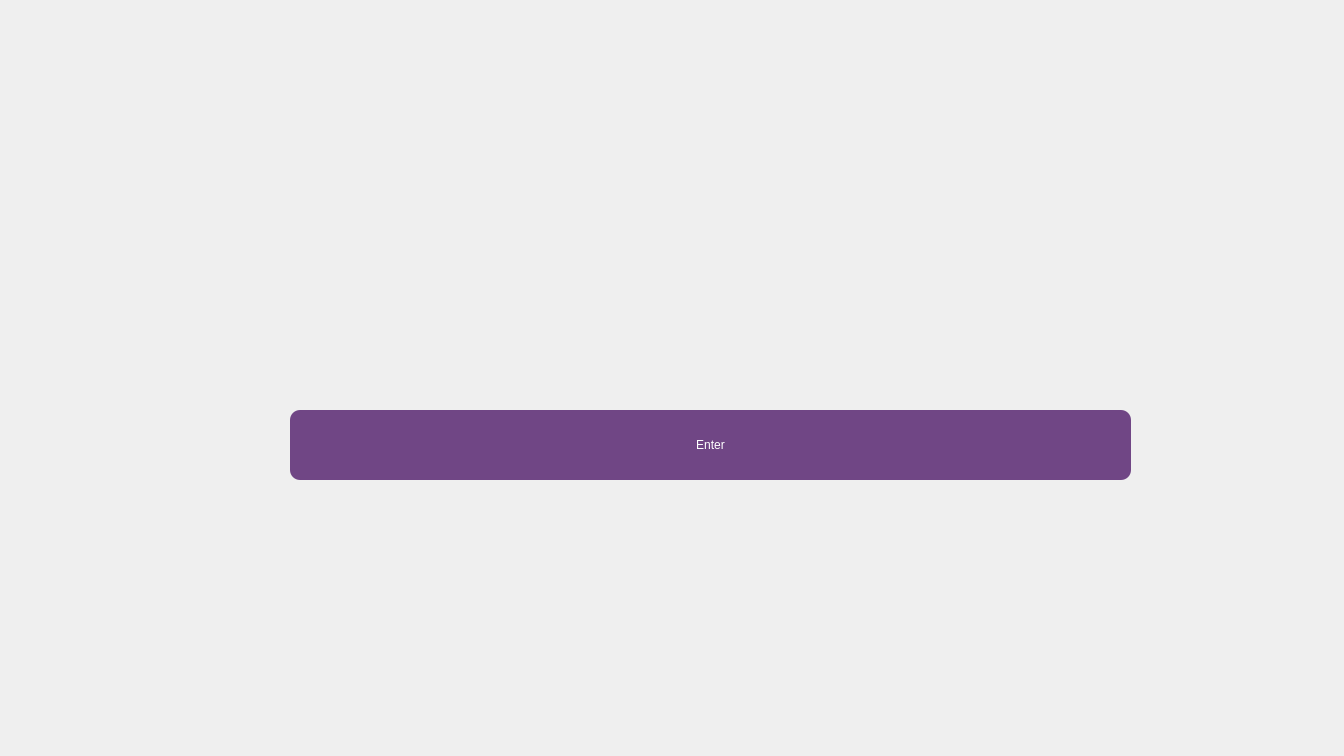
The window that UI_files/authorization.ui (k-e-n-p-a-c-h-i/TestTaskSuedov) describes before a commit, drawn with Qt 5.
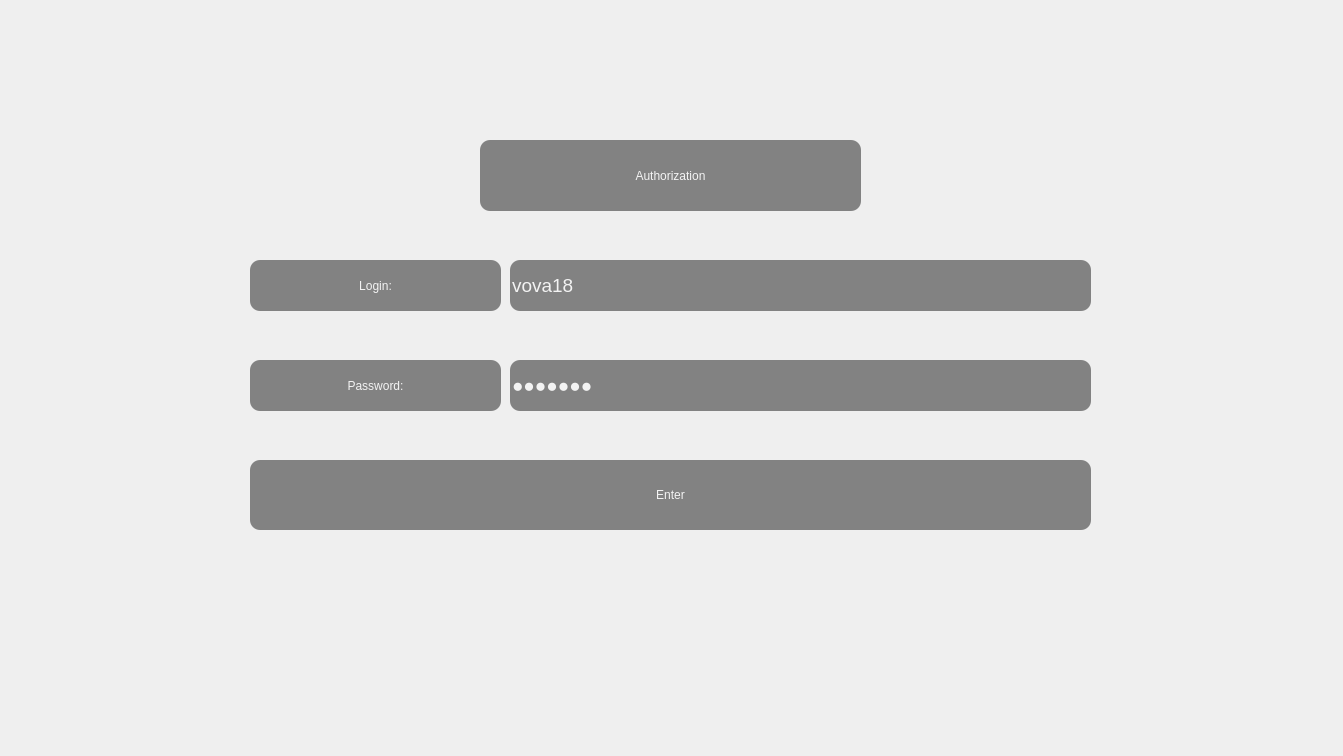
The same window after the commit.

```diff
--- a/UI_files/authorization.ui
+++ b/UI_files/authorization.ui
@@ -6,7 +6,7 @@
    <rect>
     <x>0</x>
     <y>0</y>
-    <width>1344</width>
+    <width>1343</width>
     <height>756</height>
    </rect>
   </property>
@@ -19,12 +19,15 @@
   <property name="windowTitle">
    <string>Task manager</string>
   </property>
+  <property name="styleSheet">
+   <string notr="true"/>
+  </property>
   <widget class="QWidget" name="centralwidget">
    <widget class="QPushButton" name="pushButton_3">
     <property name="geometry">
      <rect>
-      <x>290</x>
-      <y>410</y>
+      <x>250</x>
+      <y>460</y>
       <width>841</width>
       <height>70</height>
      </rect>
@@ -36,18 +39,136 @@
      </size>
     </property>
     <property name="styleSheet">
-     <string notr="true">background-color: rgba(59, 0, 89, 180);
-color: rgb(255, 255, 255);
+     <string notr="true">color:rgb(243, 243, 243);
+background-color: rgba(54, 54, 54, 150);
 border-style: outset;
-border-widht:2px;
 border-radius:10px;
-border-color:black;
-font: 75 11pt &quot;MS Shell Dlg 2&quot;;</string>
+font: 15pt &quot;MS Shell Dlg 2&quot;;</string>
     </property>
     <property name="text">
      <string>Enter</string>
     </property>
    </widget>
+   <widget class="QLineEdit" name="login">
+    <property name="geometry">
+     <rect>
+      <x>510</x>
+      <y>260</y>
+      <width>581</width>
+      <height>51</height>
+     </rect>
+    </property>
+    <property name="styleSheet">
+     <string notr="true">font-size:14pt;
+color:rgb(243, 243, 243);
+background-color: rgba(54, 54, 54, 150);
+border-style: outset;
+border-radius:10px;
+</string>
+    </property>
+    <property name="inputMask">
+     <string/>
+    </property>
+    <property name="text">
+     <string extracomment="password">vova18</string>
+    </property>
+    <property name="echoMode">
+     <enum>QLineEdit::Normal</enum>
+    </property>
+   </widget>
+   <widget class="QLineEdit" name="password">
+    <property name="geometry">
+     <rect>
+      <x>510</x>
+      <y>360</y>
+      <width>581</width>
+      <height>51</height>
+     </rect>
+    </property>
+    <property name="styleSheet">
+     <string notr="true">font-size:14pt;
+color:rgb(243, 243, 243);
+background-color: rgba(54, 54, 54, 150);
+border-style: outset;
+border-radius:10px;
+</string>
+    </property>
+    <property name="text">
+     <string extracomment="password">1315219</string>
+    </property>
+    <property name="echoMode">
+     <enum>QLineEdit::Password</enum>
+    </property>
+   </widget>
+   <widget class="QLabel" name="label">
+    <property name="geometry">
+     <rect>
+      <x>480</x>
+      <y>140</y>
+      <width>381</width>
+      <height>71</height>
+     </rect>
+    </property>
+    <property name="styleSheet">
+     <string notr="true">color:rgb(243, 243, 243);
+background-color: rgba(54, 54, 54, 150);
+border-style: outset;
+border-radius:10px;
+font: 20pt &quot;MS Shell Dlg 2&quot;;</string>
+    </property>
+    <property name="text">
+     <string>Authorization</string>
+    </property>
+    <property name="alignment">
+     <set>Qt::AlignCenter</set>
+    </property>
+   </widget>
+   <widget class="QLabel" name="label_2">
+    <property name="geometry">
+     <rect>
+      <x>250</x>
+      <y>260</y>
+      <width>251</width>
+      <height>51</height>
+     </rect>
+    </property>
+    <property name="styleSheet">
+     <string notr="true">color:rgb(243, 243, 243);
+background-color: rgba(54, 54, 54, 150);
+border-style: outset;
+border-radius:10px;
+font: 15pt &quot;MS Shell Dlg 2&quot;;</string>
+    </property>
+    <property name="text">
+     <string>Login:</string>
+    </property>
+    <property name="alignment">
+     <set>Qt::AlignCenter</set>
+    </property>
+   </widget>
+   <widget class="QLabel" name="label_3">
+    <property name="geometry">
+     <rect>
+      <x>250</x>
+      <y>360</y>
+      <width>251</width>
+      <height>51</height>
+     </rect>
+    </property>
+    <property name="styleSheet">
+     <string notr="true">color:rgb(243, 243, 243);
+background-color: rgba(54, 54, 54, 150);
+border-style: outset;
+border-radius:10px;
+font: 15pt &quot;MS Shell Dlg 2&quot;;</string>
+    </property>
+    <property name="text">
+     <string>Password:</string>
+    </property>
+    <property name="alignment">
+     <set>Qt::AlignCenter</set>
+    </property>
+   </widget>
   </widget>
  </widget>
  <resources/>
```
Left out of the diff: 2 changed lines with no effect on the pictures.
